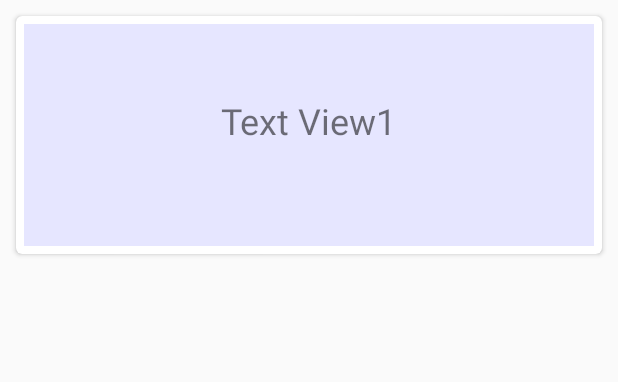
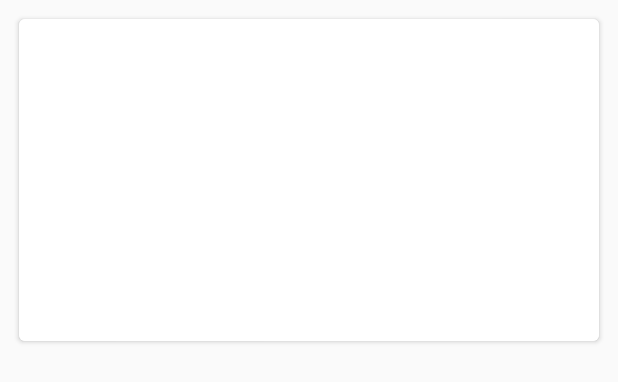
Before and after one commit to bounswe/bounswe2016group5, an Android app: the layout home_card_view_row.xml on its own in the app's theme, with its tools: preview values and no code run, on a phone screen of 412 x 824 dp. Shown: the top 382 px of the screen. Run offline under Robolectric (Android 15) with nearby library versions, the phone set to English and light mode, and no system bars; network calls fail.

Commit message:
Home page ui updates

```diff
--- a/DigestAndroid/app/src/main/java/digest/digestandroid/HomeAdapter.java
+++ b/DigestAndroid/app/src/main/java/digest/digestandroid/HomeAdapter.java
@@ -67,7 +67,9 @@ public class HomeAdapter extends RecyclerView
         holder.imageView.setImageUrl(homeDataset.get(position).getImage(),homeImageLoader);
 
         holder.textView1.setText(homeDataset.get(position).getHeader());
-        holder.textView2.setText(homeDataset.get(position).getBody());
+
+        // TODO showing tags would be positive
+        //holder.textView2.setText(homeDataset.get(position).getTags().toString());
     }
 
     public void addItem(Topic dataObj, int index){
--- a/DigestAndroid/app/src/main/res/layout/activity_view_registered_home.xml
+++ b/DigestAndroid/app/src/main/res/layout/activity_view_registered_home.xml
@@ -37,5 +37,18 @@
         android:id="@+id/viewpager_home"
         android:layout_width="match_parent"
         android:layout_height="match_parent"
+        android:background="#f1f5f8"
         app:layout_behavior="@string/appbar_scrolling_view_behavior"  />
 </android.support.design.widget.CoordinatorLayout>
+
+<!--
+    primary">#F50057</color>
+<color name="colorPrimaryDark">#F50057</color>
+<color name="colorAccent">#FF4081</color>
+<color name="viewBg">#f1f5f8</color>
+<color name="album_title">#4c4c4c</
+
+
+#d4f7f7
+
+-->
--- a/DigestAndroid/app/src/main/res/layout/home_card_view_row.xml
+++ b/DigestAndroid/app/src/main/res/layout/home_card_view_row.xml
@@ -3,8 +3,8 @@
     xmlns:card_view="http://schemas.android.com/apk/res-auto"
     android:orientation="vertical"
     android:layout_width="match_parent"
-    android:layout_height="180dp"
-    android:padding="5dp"
+    android:layout_height="240dp"
+    android:padding="7dp"
     android:clickable="true">
 
 
@@ -16,19 +16,19 @@
         android:layout_height="match_parent"
         android:layout_margin="5dp"
         card_view:cardCornerRadius="4dp"
-        card_view:contentPadding="5dp">
+        card_view:contentPadding="0dp">
 
 
         <RelativeLayout
             android:layout_width="match_parent"
             android:layout_height="match_parent"
             android:id="@+id/home_card"
-            android:background="#e6e6ff">
+            android:background="#ffffff">
 
             <com.android.volley.toolbox.NetworkImageView
                 android:id="@+id/home_card_image"
                 android:layout_width="match_parent"
-                android:layout_height="match_parent"
+                android:layout_height="160dp"
                 android:layout_alignParentLeft="true"
                 android:layout_alignParentTop="true"
                 android:scaleType="centerCrop"
@@ -36,28 +36,38 @@
 
 
             <LinearLayout
-                android:layout_width="wrap_content"
+                android:layout_width="match_parent"
                 android:layout_height="wrap_content"
-                android:layout_centerInParent="true"
+                android:layout_below="@+id/home_card_image"
                 android:gravity="center_horizontal"
                 android:orientation="vertical">
 
+                <!--android:layout_centerInParent="true"-->
+
                 <TextView
-                    android:layout_width="wrap_content"
+                    android:layout_width="match_parent"
                     android:layout_height="wrap_content"
                     android:id="@+id/home_text_view1"
                     android:layout_alignParentTop="true"
-                    android:text="Text View1"
                     android:typeface="monospace"
-                    android:fontFamily="sans-serif"
-                    android:textSize="24sp" />
+                    android:fontFamily="sans-serif-condensed"
+                    android:textSize="24sp"
+                    android:textStyle="normal|bold"
+                    android:textColor="#4c4c4c"
+                    android:layout_marginLeft="10dp"
+                    android:layout_marginTop="5dp"/>
 
                 <TextView
-                    android:layout_width="wrap_content"
+                    android:layout_width="match_parent"
                     android:layout_height="wrap_content"
                     android:id="@+id/home_text_view2"
-                    android:layout_below="@+id/home_text_view1"/>
-
+                    android:typeface="monospace"
+                    android:fontFamily="sans-serif-condensed"
+                    android:textSize="8sp"
+                    android:textStyle="normal"
+                    android:textColor="#750ea6b2"
+                    android:layout_marginLeft="15dp"
+                    android:layout_marginBottom="5dp"/>
 
             </LinearLayout>
 
```
